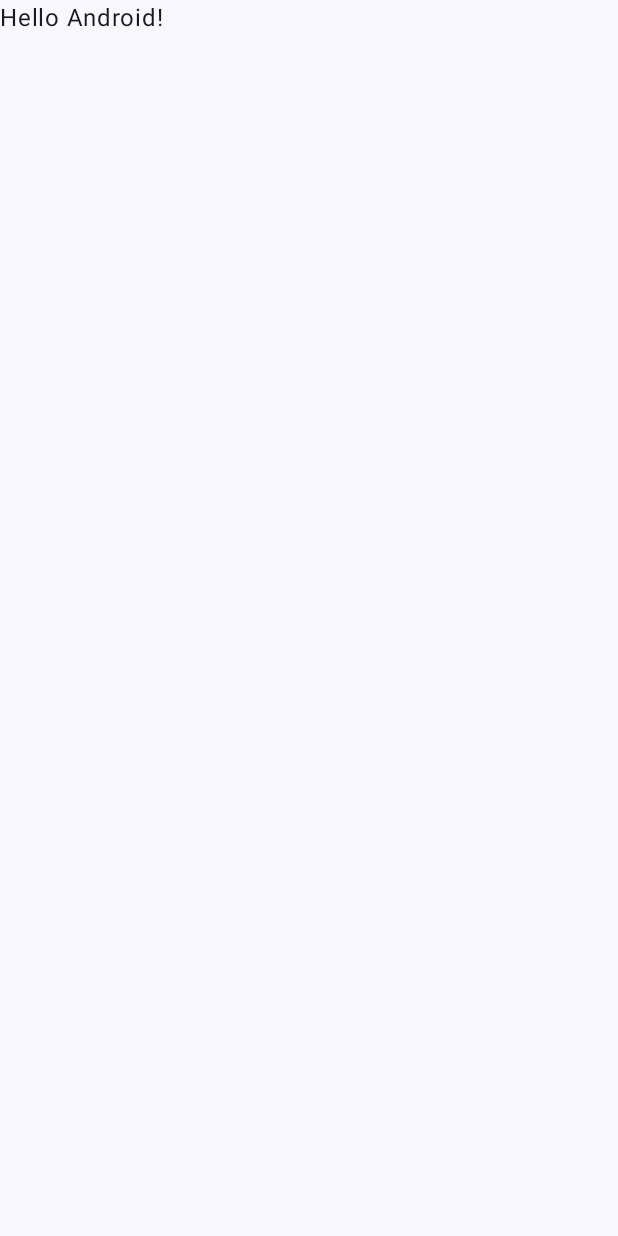
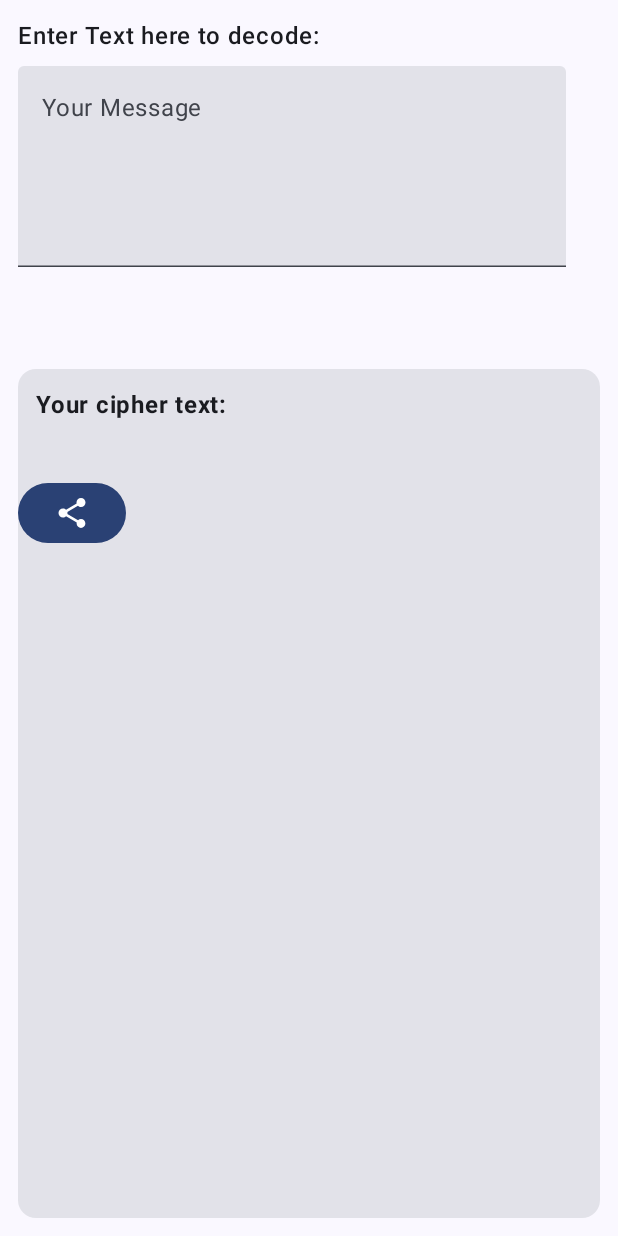
Before and after one commit to khanyousafzaideveloper/Caesar_cipher_cryptography, an Android app built with Jetpack Compose: the screen it shows after launch (MainActivity), on a phone screen of 412 x 824 dp. Before the commit the screen is almost empty. Run offline under Robolectric (Android 15) with nearby library versions, the phone set to English and light mode, and no system bars; 1 statement that could not run was skipped.

Commit message:
Logic complete

```diff
--- a/app/build.gradle.kts
+++ b/app/build.gradle.kts
@@ -6,12 +6,12 @@ plugins {
 
 android {
     namespace = "com.example.caesar_cipher_cryptography"
-    compileSdk = 33
+    compileSdk = 34
 
     defaultConfig {
         applicationId = "com.example.caesar_cipher_cryptography"
         minSdk = 24
-        targetSdk = 33
+        targetSdk = 34
         versionCode = 1
         versionName = "1.0"
 
@@ -59,6 +59,8 @@ dependencies {
     implementation(libs.ui)
     implementation(libs.ui.graphics)
     implementation(libs.ui.tooling.preview)
+    implementation ("androidx.lifecycle:lifecycle-viewmodel-compose:2.7.0")
+
     implementation(libs.material3)
     testImplementation(libs.junit)
     androidTestImplementation(libs.androidx.test.ext.junit)
--- a/app/src/main/java/com/example/caesar_cipher_cryptography/AppLogic.kt
+++ b/app/src/main/java/com/example/caesar_cipher_cryptography/AppLogic.kt
@@ -1,4 +1,36 @@
 package com.example.caesar_cipher_cryptography
 
-class AppLogic {
+import androidx.compose.runtime.getValue
+import androidx.compose.runtime.mutableStateOf
+import androidx.compose.runtime.remember
+import androidx.compose.runtime.setValue
+import androidx.lifecycle.ViewModel
+
+class AppLogic :ViewModel(){
+    var notCipher by mutableStateOf("")
+
+
+    fun convert() : String {
+        val ascii = notCipher.map { it.code + 3 }
+        return ascii.map {
+            if (it == 35) {
+                " "
+            } else if (it == 123) {
+                "a"
+            } else if (it == 124) {
+                "b"
+            } else if (it == 125) {
+                "c"
+            } else if (it == 91) {
+                "A"
+            } else if (it == 92) {
+                "B"
+            } else if (it == 93) {
+                "C"
+            } else {
+                it.toChar().toString()
+            }
+        }.joinToString("")
+    }
+
 }
--- a/app/src/main/java/com/example/caesar_cipher_cryptography/AppScreen.kt
+++ b/app/src/main/java/com/example/caesar_cipher_cryptography/AppScreen.kt
@@ -1 +1,74 @@
 package com.example.caesar_cipher_cryptography
+
+import android.content.Context
+import android.content.Intent
+import android.graphics.Paint.Align
+import android.text.Layout.Alignment
+import androidx.compose.foundation.layout.Column
+import androidx.compose.foundation.layout.Spacer
+import androidx.compose.foundation.layout.fillMaxSize
+import androidx.compose.foundation.layout.fillMaxWidth
+import androidx.compose.foundation.layout.padding
+import androidx.compose.foundation.layout.size
+import androidx.compose.material.icons.Icons
+import androidx.compose.material.icons.filled.Share
+import androidx.compose.material3.Button
+import androidx.compose.material3.Card
+import androidx.compose.material3.ExperimentalMaterial3Api
+import androidx.compose.material3.Icon
+import androidx.compose.material3.Text
+import androidx.compose.material3.TextField
+import androidx.compose.runtime.Composable
+import androidx.compose.runtime.getValue
+import androidx.compose.runtime.mutableStateOf
+import androidx.compose.runtime.remember
+import androidx.compose.runtime.setValue
+import androidx.compose.ui.Modifier
+import androidx.compose.ui.platform.LocalContext
+import androidx.compose.ui.text.font.FontWeight
+import androidx.compose.ui.tooling.preview.Preview
+import androidx.compose.ui.unit.dp
+import androidx.core.content.ContextCompat.startActivity
+
+@OptIn(ExperimentalMaterial3Api::class)
+@Preview
+@Composable
+fun Cipher(viewModel: AppLogic = androidx.lifecycle.viewmodel.compose.viewModel()){
+    val context = LocalContext.current
+    Column( modifier = Modifier
+        .fillMaxSize()
+        .padding(12.dp)) {
+        Text(text = "Enter Text here to decode:", fontWeight = FontWeight(500) )
+        TextField(
+            value = viewModel.notCipher,
+            onValueChange = {viewModel.notCipher=it},
+            label = { Text(text = "Your Message")},
+            maxLines = 5,
+            modifier = androidx.compose.ui.Modifier
+                .size(365.dp, 150.dp)
+                .fillMaxWidth()
+                .padding(top = 8.dp, bottom = 8.dp),
+            )
+        Spacer(modifier = Modifier.padding(30.dp))
+        Card(modifier = Modifier.fillMaxSize()){
+            Text(text = "Your cipher text: ", Modifier.padding(12.dp) , fontWeight = FontWeight(700))
+            Text(text=viewModel.convert())
+            Button(onClick = { shareContent(context, viewModel.convert()) }) {
+               Icon(imageVector =  Icons.Filled.Share, contentDescription = null)
+                Modifier.align
+            }
+        }
+
+
+    }
+}
+private fun shareContent(context: Context, text: String) {
+    val sendIntent: Intent = Intent().apply {
+        action = Intent.ACTION_SEND
+        putExtra(Intent.EXTRA_TEXT, text)
+        type = "text/plain"
+    }
+
+
+    context.startActivity(Intent.createChooser(sendIntent, null))
+}
--- a/app/src/main/java/com/example/caesar_cipher_cryptography/MainActivity.kt
+++ b/app/src/main/java/com/example/caesar_cipher_cryptography/MainActivity.kt
@@ -22,7 +22,7 @@ class MainActivity : ComponentActivity() {
                     modifier = Modifier.fillMaxSize(),
                     color = MaterialTheme.colorScheme.background
                 ) {
-                    Greeting("Android")
+                    Cipher()
                 }
             }
         }
```
